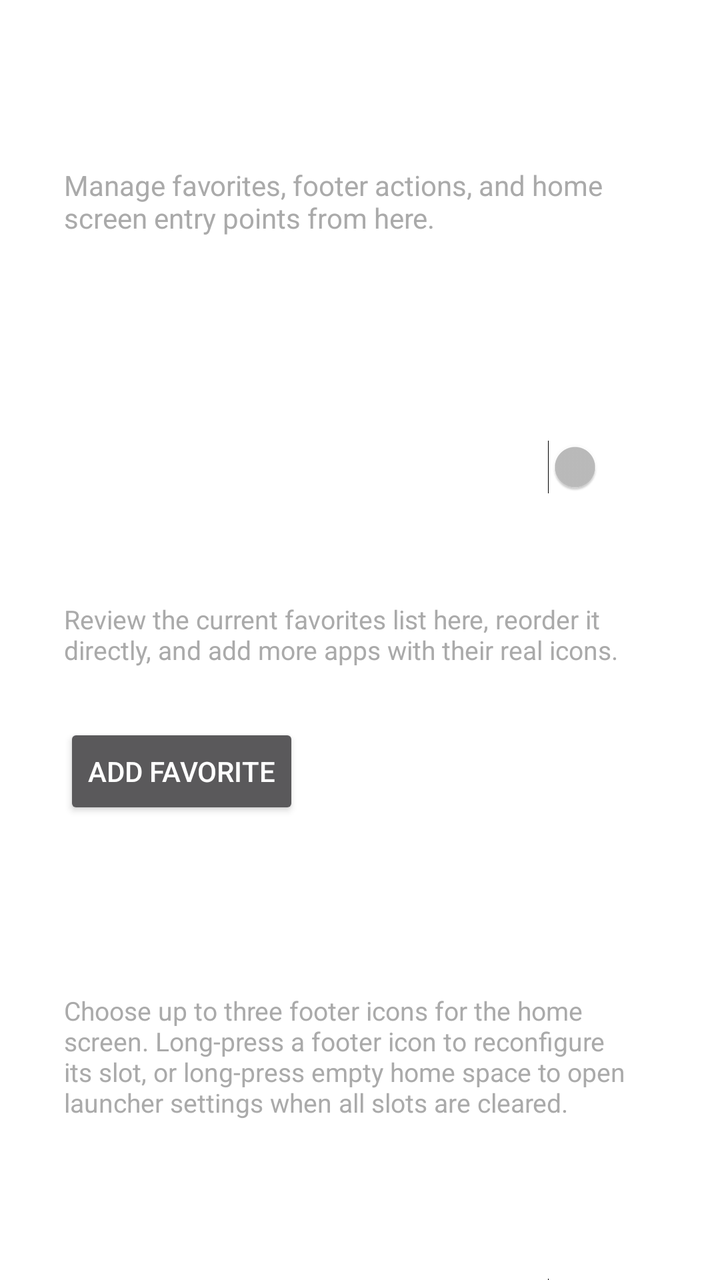
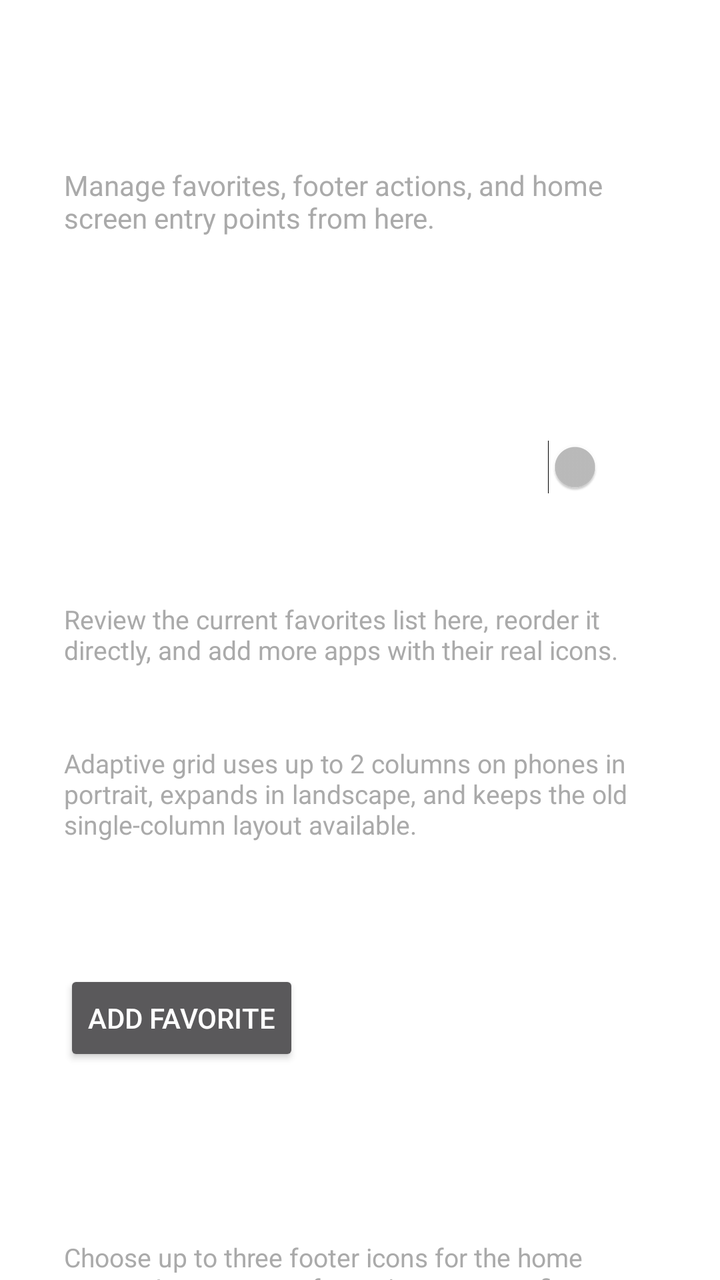

Two renders of the same Android screen: before a commit and after it. Below are the layout's source before the change and the commit's diff.
<!-- AndroidManifest.xml: application theme Theme.Avox -->
<!-- res/layout/fragment_settings_system.xml -->
<?xml version="1.0" encoding="utf-8"?>
<ScrollView xmlns:android="http://schemas.android.com/apk/res/android"
    android:layout_width="match_parent"
    android:layout_height="match_parent"
    android:fillViewport="true">

    <LinearLayout
        android:layout_width="match_parent"
        android:layout_height="wrap_content"
        android:orientation="vertical"
        android:padding="32dp">

        <TextView
            android:id="@+id/systemTitle"
            android:layout_width="wrap_content"
            android:layout_height="wrap_content"
            android:text="Home"
            android:textColor="#FFFFFF"
            android:textSize="20sp"
            android:textStyle="bold"
            android:layout_marginBottom="24dp" />

        <TextView
            android:id="@+id/systemDescription"
            android:layout_width="match_parent"
            android:layout_height="wrap_content"
            android:text="Manage favorites, footer actions, and home screen entry points from here."
            android:textColor="#AAAAAA"
            android:textSize="14sp"
            android:layout_marginBottom="24dp" />

        <LinearLayout
            android:id="@+id/notificationsSection"
            android:layout_width="match_parent"
            android:layout_height="wrap_content"
            android:orientation="vertical">

            <TextView
                android:layout_width="wrap_content"
                android:layout_height="wrap_content"
                android:text="Notification Mode"
                android:textColor="#FFFFFF"
                android:textSize="16sp"
                android:layout_marginBottom="8dp" />

            <Spinner
                android:id="@+id/notifModeSpinner"
                android:layout_width="match_parent"
                android:layout_height="wrap_content"
                android:layout_marginBottom="24dp" />

            <LinearLayout
                android:layout_width="match_parent"
                android:layout_height="wrap_content"
                android:orientation="horizontal"
                android:gravity="center_vertical"
                android:layout_marginBottom="24dp">

                <TextView
                    android:layout_width="0dp"
                    android:layout_height="wrap_content"
                    android:layout_weight="1"
                    android:text="Swipe to Dismiss Notifications"
                    android:textColor="#FFFFFF"
                    android:textSize="16sp" />

                <Switch
                    android:id="@+id/notifSwipeSwitch"
                    android:layout_width="wrap_content"
                    android:layout_height="wrap_content" />
            </LinearLayout>
        </LinearLayout>

        <LinearLayout
            android:id="@+id/homeSection"
            android:layout_width="match_parent"
            android:layout_height="wrap_content"
            android:orientation="vertical">

            <TextView
                android:layout_width="wrap_content"
                android:layout_height="wrap_content"
                android:text="@string/favorites_label"
                android:textColor="#FFFFFF"
                android:textSize="16sp"
                android:layout_marginBottom="8dp" />

            <TextView
                android:layout_width="match_parent"
                android:layout_height="wrap_content"
                android:text="@string/favorites_manage_hint"
                android:textColor="#AAAAAA"
                android:textSize="13sp"
                android:layout_marginBottom="12dp" />

            <LinearLayout
                android:id="@+id/favoritesContainer"
                android:layout_width="match_parent"
                android:layout_height="wrap_content"
                android:orientation="vertical"
                android:layout_marginBottom="16dp" />

            <Button
                android:id="@+id/favoritesButton"
                android:layout_width="wrap_content"
                android:layout_height="wrap_content"
                android:text="@string/favorites_add_label"
                android:layout_marginBottom="24dp" />

            <View
                android:layout_width="match_parent"
                android:layout_height="1dp"
                android:background="#33FFFFFF"
                android:layout_marginTop="16dp"
                android:layout_marginBottom="16dp" />

            <TextView
                android:layout_width="wrap_content"
                android:layout_height="wrap_content"
                android:text="Footer Quick Actions"
                android:textColor="#FFFFFF"
                android:textSize="16sp"
                android:layout_marginBottom="8dp" />

            <TextView
                android:layout_width="match_parent"
                android:layout_height="wrap_content"
                android:text="Choose up to three footer icons for the home screen. Long-press a footer icon to reconfigure its slot, or long-press empty home space to open launcher settings when all slots are cleared."
                android:textColor="#AAAAAA"
                android:textSize="13sp"
                android:layout_marginBottom="12dp" />

            <TextView
                android:layout_width="wrap_content"
                android:layout_height="wrap_content"
                android:text="Footer Notifications"
                android:textColor="#FFFFFF"
                android:textSize="14sp"
                android:layout_marginBottom="8dp" />

            <Spinner
                android:id="@+id/footerNotifModeSpinner"
                android:layout_width="match_parent"
                android:layout_height="wrap_content"
                android:layout_marginBottom="16dp" />

            <LinearLayout
                android:layout_width="match_parent"
                android:layout_height="wrap_content"
                android:orientation="horizontal"
                android:gravity="center_vertical"
                android:layout_marginBottom="16dp">

                <TextView
                    android:layout_width="0dp"
                    android:layout_height="wrap_content"
                    android:layout_weight="1"
                    android:text="Show Footer Labels"
                    android:textColor="#FFFFFF"
                    android:textSize="16sp" />

                <Switch
                    android:id="@+id/footerLabelsSwitch"
                    android:layout_width="wrap_content"
                    android:layout_height="wrap_content" />
            </LinearLayout>

            <LinearLayout
                android:id="@+id/footerQuickActionsContainer"
                android:layout_width="match_parent"
                android:layout_height="wrap_content"
                android:orientation="vertical"
                android:layout_marginBottom="24dp" />
        </LinearLayout>

        <LinearLayout
            android:id="@+id/widgetsSection"
            android:layout_width="match_parent"
            android:layout_height="wrap_content"
            android:orientation="vertical"
            android:visibility="gone">

            <TextView
                android:layout_width="wrap_content"
                android:layout_height="wrap_content"
                android:text="@string/widget_manage_label"
                android:textColor="#FFFFFF"
                android:textSize="16sp"
                android:layout_marginBottom="12dp" />

            <TextView
                android:layout_width="match_parent"
                android:layout_height="wrap_content"
                android:text="@string/settings_widgets_hint"
                android:textColor="#AAAAAA"
                android:textSize="13sp"
                android:layout_marginBottom="16dp" />

            <TextView
                android:layout_width="wrap_content"
                android:layout_height="wrap_content"
                android:text="@string/block_count_label"
                android:textColor="#FFFFFF"
                android:textSize="14sp"
                android:layout_marginBottom="8dp" />

            <TextView
                android:layout_width="match_parent"
                android:layout_height="wrap_content"
                android:text="@string/widget_space_hint"
                android:textColor="#AAAAAA"
                android:textSize="13sp"
                android:layout_marginBottom="8dp" />

            <Spinner
                android:id="@+id/blockCountSpinner"
                android:layout_width="match_parent"
                android:layout_height="wrap_content"
                android:layout_marginBottom="16dp" />

            <LinearLayout
                android:layout_width="match_parent"
                android:layout_height="wrap_content"
                android:orientation="horizontal"
                android:gravity="center_vertical"
                android:layout_marginBottom="16dp">

                <TextView
                    android:layout_width="0dp"
                    android:layout_height="wrap_content"
                    android:layout_weight="1"
                    android:text="@string/widget_slot_indicator_toggle_label"
                    android:textColor="#FFFFFF"
                    android:textSize="16sp" />

                <Switch
                    android:id="@+id/widgetSlotIndicatorSwitch"
                    android:layout_width="wrap_content"
                    android:layout_height="wrap_content" />
            </LinearLayout>

            <LinearLayout
                android:id="@+id/widgetManageContainer"
                android:layout_width="match_parent"
                android:layout_height="wrap_content"
                android:orientation="vertical"
                android:layout_marginBottom="24dp" />

            <Button
                android:id="@+id/addWidgetButton"
                android:layout_width="wrap_content"
                android:layout_height="wrap_content"
                android:text="@string/widget_add_slot_label"
                android:layout_marginBottom="24dp" />
        </LinearLayout>

    </LinearLayout>
</ScrollView>
<!-- resources referenced by this layout -->
<resources>
  <string name="block_count_label">Home Screen Rows</string>
  <string name="favorites_add_label">Add Favorite</string>
  <string name="favorites_label">Favorites</string>
  <string name="favorites_manage_hint">Review the current favorites list here, reorder it directly, and add more apps with their real icons.</string>
  <string name="settings_widgets_hint">Manage widget slots, add multiple widgets to the same slot, and swipe between stacked widgets from the home screen.</string>
  <string name="widget_add_slot_label">Add Widget Slot</string>
  <string name="widget_manage_label">Manage Widgets</string>
  <string name="widget_slot_indicator_toggle_label">Show Slot Indicator</string>
  <string name="widget_space_hint">This controls how much vertical space widgets may use on the home screen before the app list takes over.</string>
  <style name="Theme.Avox" parent="Theme.AppCompat.NoActionBar">
          <item name="android:windowBackground">@android:color/transparent</item>
          <item name="android:windowShowWallpaper">true</item>
          <item name="android:windowIsTranslucent">true</item>
      </style>
</resources>

<!-- the commit's change to res/layout/fragment_settings_system.xml (unified diff, before → after) -->
@@ -93,6 +93,28 @@
                 android:textSize="13sp"
                 android:layout_marginBottom="12dp" />
 
+            <TextView
+                android:layout_width="wrap_content"
+                android:layout_height="wrap_content"
+                android:text="@string/favorites_layout_label"
+                android:textColor="#FFFFFF"
+                android:textSize="14sp"
+                android:layout_marginBottom="8dp" />
+
+            <TextView
+                android:layout_width="match_parent"
+                android:layout_height="wrap_content"
+                android:text="@string/favorites_layout_hint"
+                android:textColor="#AAAAAA"
+                android:textSize="13sp"
+                android:layout_marginBottom="8dp" />
+
+            <Spinner
+                android:id="@+id/favoritesLayoutSpinner"
+                android:layout_width="match_parent"
+                android:layout_height="wrap_content"
+                android:layout_marginBottom="16dp" />
+
             <LinearLayout
                 android:id="@+id/favoritesContainer"
                 android:layout_width="match_parent"
<!-- resource entries referenced after the edit -->
@@ -3,12 +3,18 @@
   <string name="block_count_label">Home Screen Rows</string>
   <string name="favorites_add_label">Add Favorite</string>
   <string name="favorites_label">Favorites</string>
-  <string name="favorites_manage_hint">Review the current favorites list here, reorder it directly, and add more apps with their real icons.</string>
-  <string name="settings_widgets_hint">Manage widget slots, add multiple widgets to the same slot, and swipe between stacked widgets from the home screen.</string>
+  <string name="favorites_layout_hint">Adaptive grid uses up to 2 columns on phones in portrait,
+          expands in landscape, and keeps the old single-column layout available.</string>
+  <string name="favorites_layout_label">Favorites Layout</string>
+  <string name="favorites_manage_hint">Review the current favorites list here, reorder it
+          directly, and add more apps with their real icons.</string>
+  <string name="settings_widgets_hint">Manage widget slots, add multiple widgets to the same slot,
+          and swipe between stacked widgets from the home screen.</string>
   <string name="widget_add_slot_label">Add Widget Slot</string>
   <string name="widget_manage_label">Manage Widgets</string>
   <string name="widget_slot_indicator_toggle_label">Show Slot Indicator</string>
-  <string name="widget_space_hint">This controls how much vertical space widgets may use on the home screen before the app list takes over.</string>
+  <string name="widget_space_hint">This controls how much vertical space widgets may use on the
+          home screen before the app list takes over.</string>
   <style name="Theme.Avox" parent="Theme.AppCompat.NoActionBar">
           <item name="android:windowBackground">@android:color/transparent</item>
           <item name="android:windowShowWallpaper">true</item>
